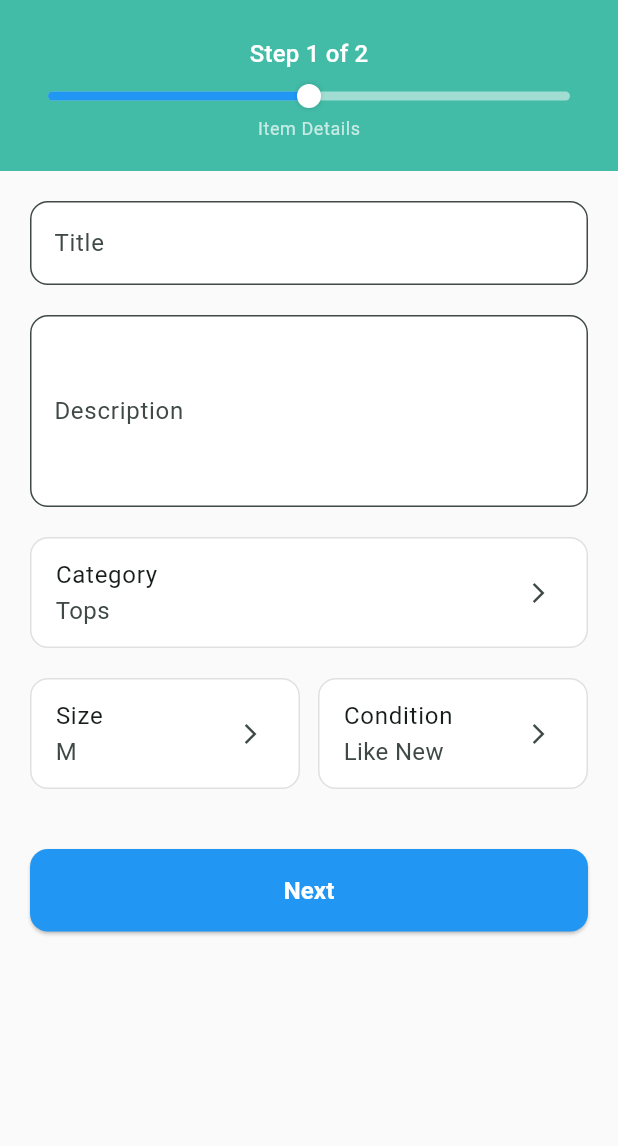
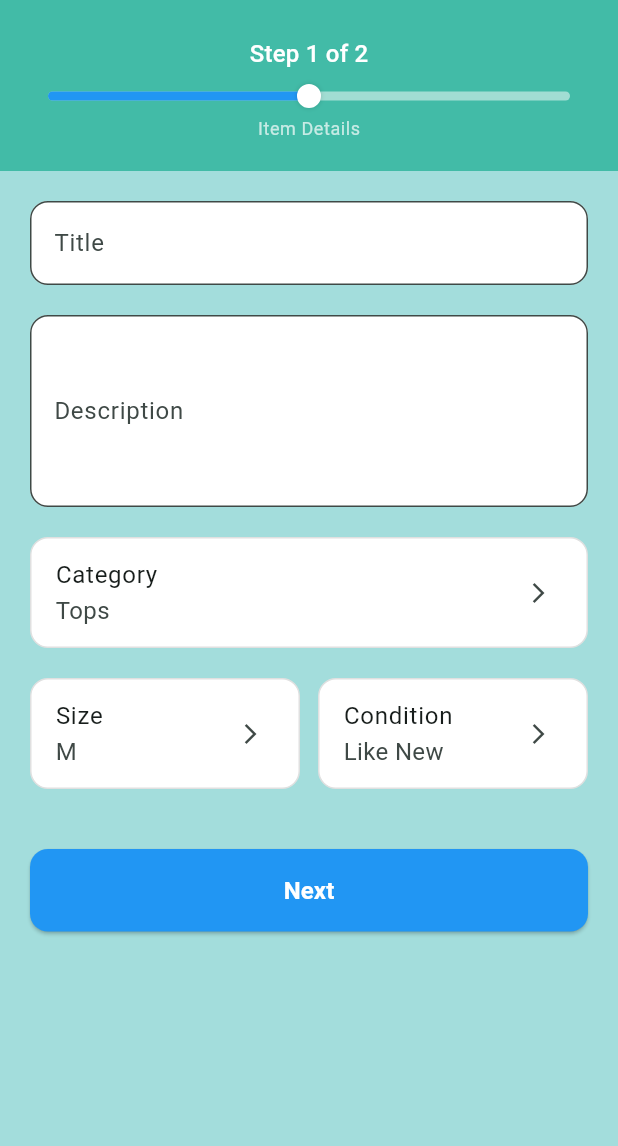
Before and after one commit to matheeshaW/swapwear, a Flutter app: the AddListingStep1Screen screen opened directly with empty values, after a tap on the "arrow back" icon, after a tap on the "add" icon, on a phone screen of 412 x 824 dp, the part 90-1236 px from its top. Run offline on Flutter 3.47's test engine with Material 3 defaults, Android fonts, the phone set to English and light mode, and no system bars; our stand-ins replace cached_network_image, cloud_firestore, cloud_functions, firebase_auth, firebase_core, firebase_storage and 2 more; accounts and stored records are empty; network calls fail.

Commit message:
fix background color issue

```diff
--- a/lib/screens/add_listing_screen.dart
+++ b/lib/screens/add_listing_screen.dart
@@ -203,7 +203,6 @@ class _AddListingStep1ScreenState extends State<AddListingStep1Screen> {
   Widget build(BuildContext context) {
     final theme = Theme.of(context);
     return Scaffold(
-      backgroundColor: Colors.grey[50],
       body: SafeArea(
         child: Column(
           children: [
@@ -574,7 +573,6 @@ class _AddListingStep2ScreenState extends State<AddListingStep2Screen> {
   Widget build(BuildContext context) {
     final theme = Theme.of(context);
     return Scaffold(
-      backgroundColor: Colors.grey[50],
       body: SafeArea(
         child: Column(
           children: [
@@ -590,7 +588,7 @@ class _AddListingStep2ScreenState extends State<AddListingStep2Screen> {
                         onPressed: () {
                           final w = widget;
                           if (w is _AddListingStep2Proxy) {
-                            (w as _AddListingStep2Proxy).onBackToStep1();
+                            w.onBackToStep1();
                           } else {
                             Navigator.pop(context);
                           }
@@ -860,11 +858,7 @@ extension _Step1WithNext on AddListingStep1Screen {
 
 class _AddListingStep1Proxy extends AddListingStep1Screen {
   final void Function(ListingData) onNext;
-  const _AddListingStep1Proxy({
-    required super.userId,
-    required this.onNext,
-    super.key,
-  });
+  const _AddListingStep1Proxy({required super.userId, required this.onNext});
 
   @override
   State<AddListingStep1Screen> createState() => _AddListingStep1ProxyState();
@@ -911,7 +905,6 @@ class _AddListingStep2Proxy extends AddListingStep2Screen {
     required super.userId,
     required super.listingData,
     required this.onBackToStep1,
-    super.key,
   });
 
   @override
--- a/lib/screens/profile_screen.dart
+++ b/lib/screens/profile_screen.dart
@@ -465,9 +465,16 @@ class _ProfileScreenState extends State<ProfileScreen> {
   @override
   Widget build(BuildContext context) {
     return Scaffold(
-      backgroundColor: const Color(0xFFF8F9FA),
       appBar: AppBar(
-        title: const Text('Your Profile'),
+        centerTitle: true,
+        title: const Text(
+          'Your Profile',
+          style: TextStyle(
+            color: Colors.white,
+            fontSize: 20,
+            fontWeight: FontWeight.w700,
+          ),
+        ),
         actions: [
           IconButton(
             onPressed: _isLoading
--- a/lib/screens/wishlist_screen.dart
+++ b/lib/screens/wishlist_screen.dart
@@ -71,7 +71,19 @@ class _WishlistScreenState extends State<WishlistScreen> {
   @override
   Widget build(BuildContext context) {
     return Scaffold(
-      appBar: AppBar(title: const Text('My Wishlist')),
+      appBar: AppBar(
+        centerTitle: true,
+        title: const Center(
+          child: Text(
+            'My Wishlist',
+            style: TextStyle(
+              color: Colors.white,
+              fontSize: 20,
+              fontWeight: FontWeight.w700,
+            ),
+          ),
+        ),
+      ),
       body: StreamBuilder<List<Map<String, dynamic>>>(
         stream: getWishlistListings(),
         builder: (context, snapshot) {
```
Also changed, not shown: lib/screens/listing_details_screen.dart (+11 -1 lines).
